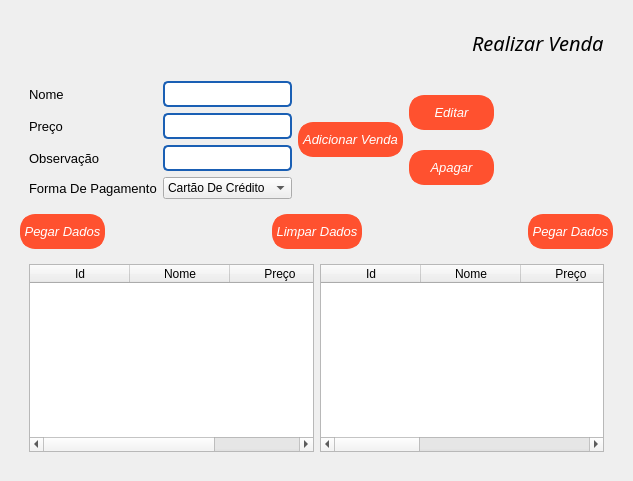
First picture: the form in view/components/Sell.ui, repository Wth10/System-Programmer, before the edit.
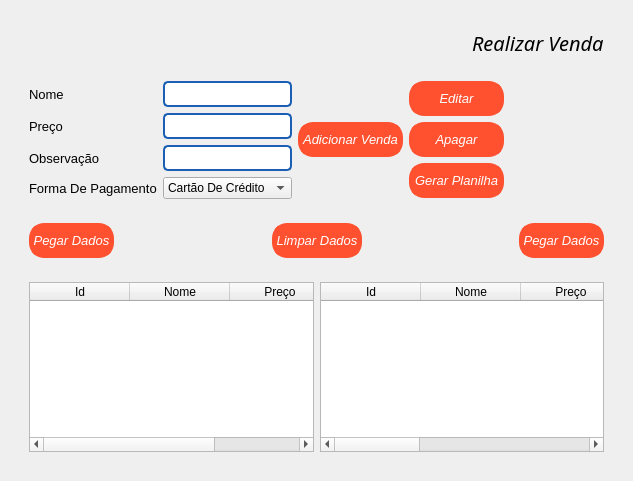
Second picture: the form after the edit. Icons and pictures are not drawn.

Patch:
```diff
--- a/view/components/Sell.ui
+++ b/view/components/Sell.ui
@@ -13,7 +13,7 @@
   <property name="windowTitle">
    <string>Form</string>
   </property>
-  <layout class="QVBoxLayout" name="verticalLayout">
+  <layout class="QHBoxLayout" name="horizontalLayout_4">
    <item>
     <widget class="QFrame" name="Menu">
      <property name="styleSheet">
@@ -342,6 +342,38 @@
              </property>
             </widget>
            </item>
+           <item>
+            <widget class="QPushButton" name="GenerateExcel">
+             <property name="font">
+              <font>
+               <family>Arial</family>
+               <pointsize>10</pointsize>
+               <italic>true</italic>
+              </font>
+             </property>
+             <property name="styleSheet">
+              <string notr="true">.QPushButton{
+	background-color: #FF512F;
+	color: rgb(255, 255, 255);
+	border: 5px solid#FF512F;
+	border-radius: 15px;
+	height: 25px;
+	width: 85px;
+}
+
+.QPushButton:hover{
+	background-color: #003973;
+	border: 2px;
+	color: white;
+}
+
+</string>
+             </property>
+             <property name="text">
+              <string>Gerar Planilha</string>
+             </property>
+            </widget>
+           </item>
           </layout>
          </item>
          <item>
@@ -368,19 +400,7 @@
         <property name="frameShadow">
          <enum>QFrame::Raised</enum>
         </property>
-        <layout class="QHBoxLayout" name="horizontalLayout_4">
-         <property name="leftMargin">
-          <number>0</number>
-         </property>
-         <property name="topMargin">
-          <number>0</number>
-         </property>
-         <property name="rightMargin">
-          <number>0</number>
-         </property>
-         <property name="bottomMargin">
-          <number>0</number>
-         </property>
+        <layout class="QHBoxLayout" name="horizontalLayout_5">
          <item>
           <widget class="QPushButton" name="BtnGetDish">
            <property name="font">
```
